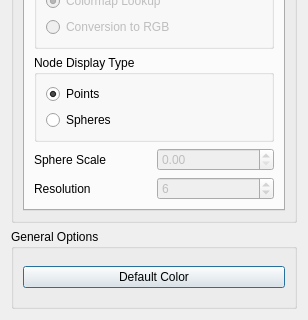
This is src/Interface/Modules/Visualization/ShowField.ui in SCIInstitute/SCIRun as Qt 5 draws it before an edit; both pictures show x 0 to 308 and y 219 to 539 of the 308 by 539 pixel window. The edited form follows.
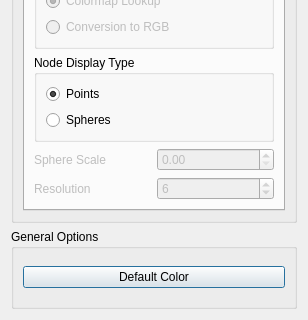
This is the edited form.

Patch:
```diff
--- a/src/Interface/Modules/Visualization/ShowField.ui
+++ b/src/Interface/Modules/Visualization/ShowField.ui
@@ -171,6 +171,9 @@
                <layout class="QHBoxLayout" name="horizontalLayout_3">
                 <item>
                  <widget class="QLabel" name="label_4">
+                  <property name="enabled">
+                   <bool>false</bool>
+                  </property>
                   <property name="text">
                    <string>Sphere Scale</string>
                   </property>
@@ -189,6 +192,9 @@
                <layout class="QHBoxLayout" name="horizontalLayout_2">
                 <item>
                  <widget class="QLabel" name="label_5">
+                  <property name="enabled">
+                   <bool>false</bool>
+                  </property>
                   <property name="text">
                    <string>Resolution</string>
                   </property>
```
Left out of the diff: 4 changed lines with no effect on the pictures.
